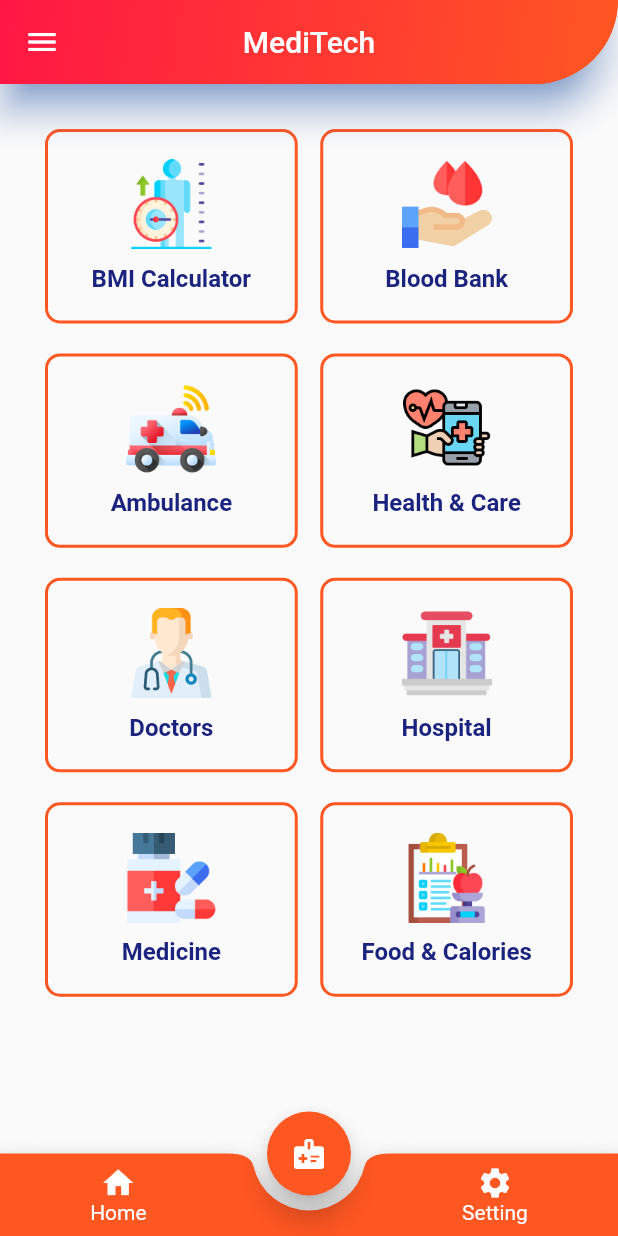
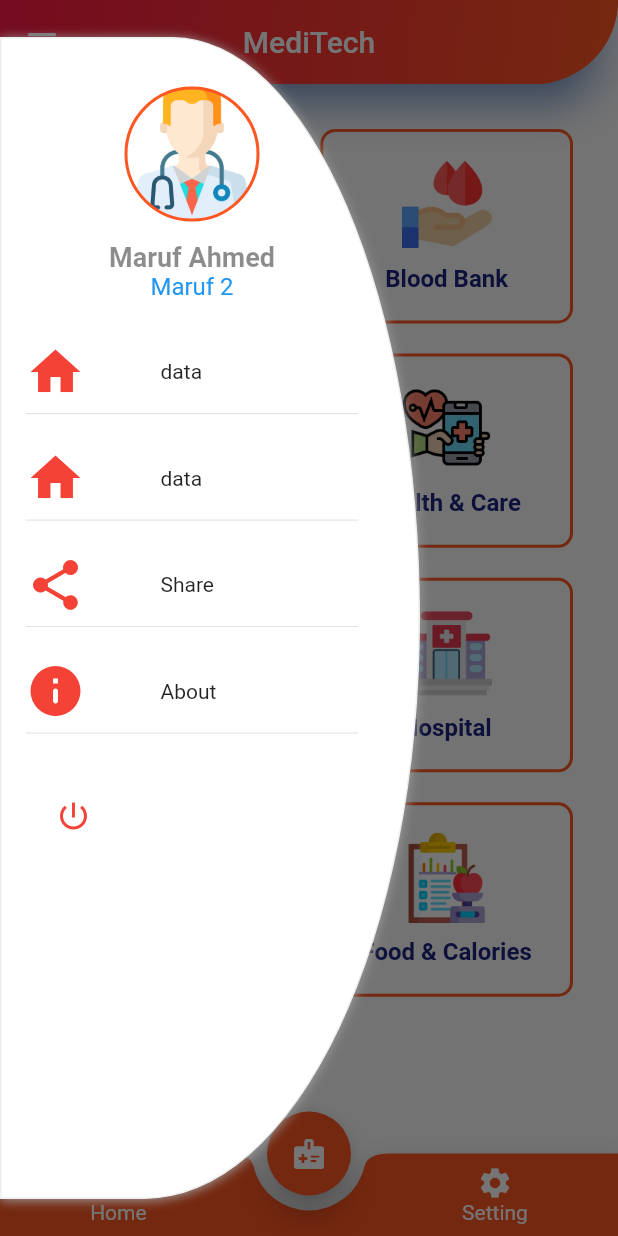
Before and after one commit to marufahmedofficial/MediTech_project_UITS, a Flutter app: the screen it shows after launch, in the side drawer, after a tap on the "power settings new" icon, on a phone screen of 412 x 824 dp. Run offline on Flutter 3.47's test engine with Material 2 defaults, Android fonts, the phone set to English and light mode, and no system bars.

Commit message:
drawer changed

```diff
--- a/lib/pages/homepage.dart
+++ b/lib/pages/homepage.dart
@@ -70,6 +70,8 @@ class _HomePageState extends State<HomePage> {
       ),
       drawer: (
           Container(
+            height: MediaQuery.of(context).size.height * 0.94,
+            // width: MediaQuery.of(context).size.width,
 
             clipBehavior: Clip.antiAliasWithSaveLayer,
         padding: const EdgeInsets.only(left: 16.0, right: 40),
@@ -88,33 +90,21 @@ class _HomePageState extends State<HomePage> {
             ),
           ],
           borderRadius: BorderRadius.only(
-            topRight: Radius.circular(200),
-            bottomRight: Radius.circular(200),
+            topRight: Radius.elliptical(170.0, 400.0),
+            bottomRight: Radius.elliptical(190.0, 400.0),
           ),
         ),
         width: 280,
+
         child: SafeArea(
           child: SingleChildScrollView(
             child: Column(
               children: <Widget>[
+                const SizedBox(height: 32.0),
                 Container(
-                  alignment: Alignment.centerRight,
-                  padding: const EdgeInsets.all(8),
-                  child: IconButton(
-                    icon: const Icon(
-                      Icons.power_settings_new,
-                      color: Colors.red,
-                    ),
-                    onPressed: () async {
-                      // await setLoginStatus(false);
-                      // Navigator.pushReplacementNamed(
-                      //     context, LauncherPage.routeName);
-                    },
-                  ),
-                ),
-                Container(
-                  height: MediaQuery.of(context).size.height * 0.51,
-                  // width: MediaQuery.of(context).size.width,
+
+                 height: 90,
+                  width: 90,
                   alignment: Alignment.center,
                   decoration: BoxDecoration(
                     shape: BoxShape.circle,
@@ -124,7 +114,7 @@ class _HomePageState extends State<HomePage> {
                         fit: BoxFit.cover),
                   ),
                 ),
-                const SizedBox(height: 5.0),
+                const SizedBox(height: 13.0),
                 Text(
                   "Maruf Ahmed",
                   style: const TextStyle(
@@ -134,7 +124,7 @@ class _HomePageState extends State<HomePage> {
                 ),
                 Text('Maruf 2',
                     style: TextStyle(color: Colors.blue, fontSize: 16.0)),
-                const SizedBox(height: 15),
+                const SizedBox(height: 27),
                 Row(
                   children: [
                     Icon(
@@ -168,12 +158,12 @@ class _HomePageState extends State<HomePage> {
                 Row(
                   children: [
                     Icon(
-                      Icons.home,
+                      Icons.share_rounded,
                       color: Colors.red,
                       size: 40,
                     ),
                     SizedBox(width: 50),
-                    Text('data'),
+                    Text('Share'),
                   ],
                 ),
                 const Divider(),
@@ -183,13 +173,33 @@ class _HomePageState extends State<HomePage> {
                 Row(
                   children: [
                     Icon(
-                      Icons.home,
+                      Icons.info_rounded,
                       color: Colors.red,
                       size: 40,
                     ),
                     SizedBox(width: 50),
-                    Text('data'),
+                    Text('About'),
                   ],
+                ),
+                const Divider(),
+                const SizedBox(
+                  height: 15,
+                ),
+                Container(
+                  alignment: Alignment.centerLeft,
+                  padding: const EdgeInsets.all(8),
+                  child: IconButton(
+                    icon: const Icon(
+                      Icons.power_settings_new,
+                      color: Colors.red,
+                    ),
+                    onPressed: () async {
+                      // await setLoginStatus(false);
+                      // Navigator.pushReplacementNamed(
+                      //     context, LauncherPage.routeName);
+                    },
+                  ),
+
                 ),
               ],
             ),
```
